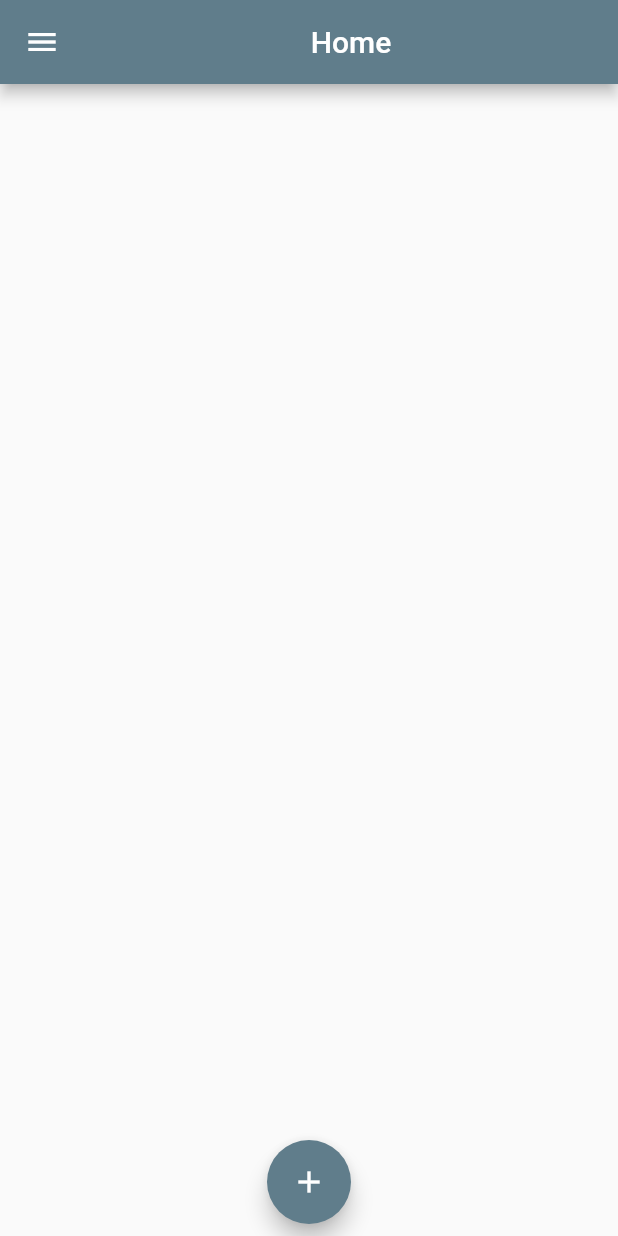
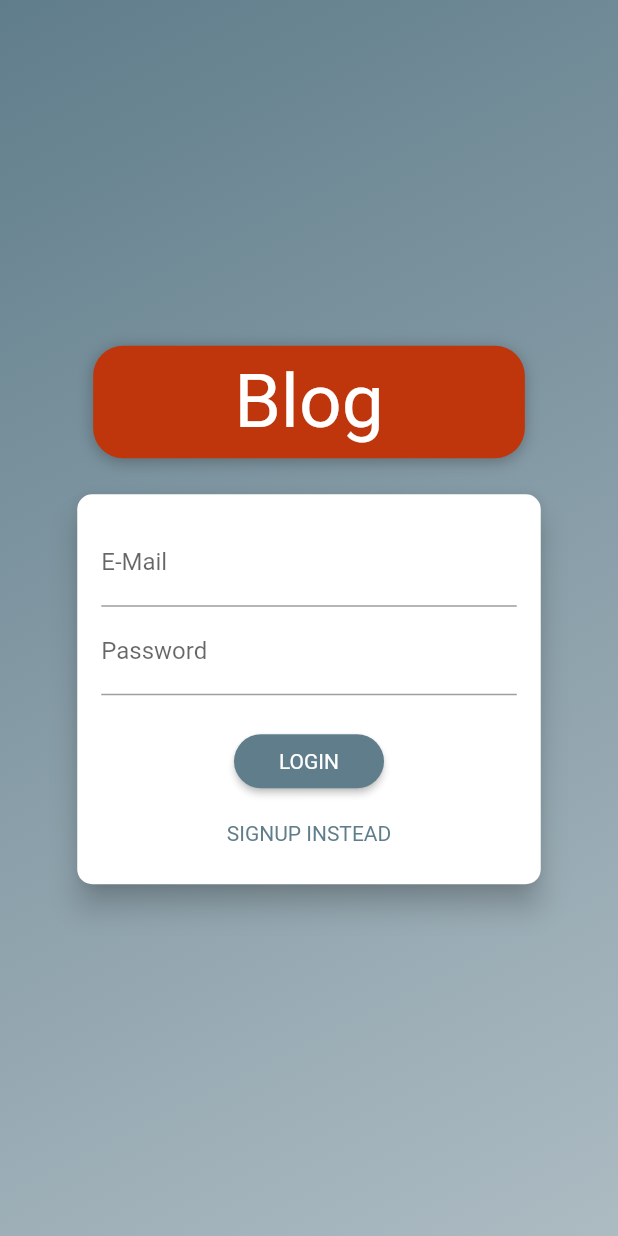
Before and after one commit to hasan661/blog, a Flutter app: the screen it shows after launch, on a phone screen of 412 x 824 dp. Run offline on Flutter 3.47's test engine with Material 2 defaults, Android fonts, the phone set to English and light mode, and no system bars; Roboto replaces fonts that are missing (Anton).

Commit message:
AuthInProgress

```diff
--- a/lib/main.dart
+++ b/lib/main.dart
@@ -1,5 +1,7 @@
+import 'package:blog/providers/auth.dart';
 import 'package:blog/providers/blog-details.dart';
 import 'package:blog/screens/addablog.dart';
+import 'package:blog/screens/auth_screen.dart';
 import 'package:blog/screens/blogdetailscreen.dart';
 import 'package:blog/screens/blogscreen.dart';
 import 'package:blog/screens/userprofile.dart';
@@ -13,20 +15,34 @@ void main() {
 class MyApp extends StatelessWidget {
   @override
   Widget build(BuildContext context) {
-    return ChangeNotifierProvider(
-      create: (ctx)=>Blogs(),
-      child: MaterialApp(
+    return MultiProvider(
+      providers: [
+        ChangeNotifierProvider(
+          create: (ctx) => Auth(),
+        ),
+        ChangeNotifierProxyProvider<Auth, Blogs?>(
+          update: (ctx, auth, previousblogs) => Blogs(
+            auth.token.toString(),
+            previousblogs == null ? [] : previousblogs.blogs,
+            auth.userid.toString(),
+          ),
+          create: (ctx) => null,
+        ),
+      ],
+      child: Consumer<Auth>(
+        builder: (ctx, auth, _) => MaterialApp(
           debugShowCheckedModeBanner: false,
           title: 'Flutter Demo',
           theme: ThemeData(
             primarySwatch: Colors.blueGrey,
           ),
-        home: BlogScreen(),
+          home: auth.isAuth ? BlogScreen() : AuthScreen(),
           routes: {
-          BlogDetailScreen.routeName:(ctx)=>BlogDetailScreen(),
-          AddBlogScreen.routeName:(ctx)=>AddBlogScreen(),
-          UserProfile.routeName:(ctx)=>UserProfile()
+            BlogDetailScreen.routeName: (ctx) => BlogDetailScreen(),
+            AddBlogScreen.routeName: (ctx) => AddBlogScreen(),
+            UserProfile.routeName: (ctx) => UserProfile()
           },
+        ),
       ),
     );
   }
--- /dev/null
+++ b/lib/providers/auth.dart
@@ -0,0 +1,60 @@
+import 'dart:convert';
+
+import 'package:flutter/material.dart';
+import 'package:http/http.dart' as http;
+
+class Auth with ChangeNotifier {
+  String? _token;
+  String? _userID;
+  DateTime? _expiryDate;
+
+  bool get isAuth{
+    return token!=null;
+  }
+
+  String? get token {
+
+    if(_token!=null && _expiryDate!=null && _expiryDate!.isAfter(DateTime.now())){
+
+      return _token;
+
+    }
+
+  }
+
+  String? get userid{
+    if(_userID!=null)
+    {
+      return _userID;
+    }
+  }
+
+  Future<void> _authenticate(
+      String email, String password, String urlsegment) async {
+    Uri url = Uri.parse(
+        "https://identitytoolkit.googleapis.com/v1/accounts:$urlsegment?key=AIzaSyCoPvvkmLOshTjcd5gLwwluuTdAJGgWK1c");
+    final response = await http.post(url,
+        body: json.encode(
+            {"email": email, "password": password, "returnSecureToken": true}));
+    var authData = json.decode(response.body);
+
+    _token = authData['idToken'];
+    _userID = authData['localId'];
+    _expiryDate = DateTime.now().add(
+      Duration(
+        seconds: int.parse(
+          authData['expiresIn'],
+        ),
+      ),
+    );
+    notifyListeners();
+  }
+
+  Future<void> signup(String email, String password) async {
+    _authenticate(email, password, "signUp");
+  }
+
+  Future<void> login(String email, String password) async {
+    _authenticate(email, password, "signInWithPassword");
+  }
+}
--- a/lib/providers/blog-details.dart
+++ b/lib/providers/blog-details.dart
@@ -10,6 +10,7 @@ class Blog {
   DateTime date;
   bool isLiked;
   List comments;
+  String userId;
 
   Blog({
     required this.date,
@@ -18,15 +19,20 @@ class Blog {
     required this.title,
     this.isLiked = false,
     required this.comments,
+    required this.userId
   });
 }
 
 class Blogs with ChangeNotifier {
+  String authToken;
+  var previousBlogs;
+  String userID;
   List<Blog> _blogs = [];
+  Blogs(this.authToken, this.previousBlogs, this.userID);
 
   Future<void> fetchblogs() async {
     Uri url =
-        Uri.parse("https://blog-150f0-default-rtdb.firebaseio.com/blogs.json");
+        Uri.parse("https://blog-150f0-default-rtdb.firebaseio.com/blogs.json?auth=$authToken");
     final response = await http.get(url);
     final extractedblogs = json.decode(response.body) as Map<String, dynamic>;
 
@@ -39,6 +45,7 @@ class Blogs with ChangeNotifier {
           id: key,
           post: value['post'],
           title: value['title'],
+          userId: value['creatorID'],
           // comments: value["comments"]['comment']
 
           comments:
@@ -56,7 +63,7 @@ class Blogs with ChangeNotifier {
 
   Future<void> addtocomment(String id, String comment) async {
     Uri url = Uri.parse(
-        "https://blog-150f0-default-rtdb.firebaseio.com/blogs/$id/comments.json");
+        "https://blog-150f0-default-rtdb.firebaseio.com/blogs/$id/comments.json?auth=$authToken");
     final index = _blogs.indexWhere((element) => element.id == id);
     final updatecomments = await http.get(url);
 
@@ -81,7 +88,7 @@ class Blogs with ChangeNotifier {
 
   Future<void> addblog(Blog newBlog) async {
     Uri url =
-        Uri.parse("https://blog-150f0-default-rtdb.firebaseio.com/blogs.json");
+        Uri.parse("https://blog-150f0-default-rtdb.firebaseio.com/blogs.json?auth=$authToken");
     final timestamp = DateTime.now();
 
     final response = await http.post(url,
@@ -90,7 +97,8 @@ class Blogs with ChangeNotifier {
           "title": newBlog.title,
           "date": timestamp.toIso8601String(),
           "isLiked": newBlog.isLiked,
-          "comments": []
+          "comments": [],
+          "creatorID":userID
         }));
     final newbloge = Blog(
       date: newBlog.date,
@@ -98,6 +106,7 @@ class Blogs with ChangeNotifier {
       post: newBlog.post,
       title: newBlog.title,
       comments: newBlog.comments,
+      userId: userID
     );
 
     _blogs.add(newbloge);
@@ -107,7 +116,7 @@ class Blogs with ChangeNotifier {
   Future<void> likeablog(var index) async {
     String id = _blogs[index].id;
     Uri url = Uri.parse(
-        "https://blog-150f0-default-rtdb.firebaseio.com/blogs/$id.json");
+        "https://blog-150f0-default-rtdb.firebaseio.com/blogs/$id.json?auth=$authToken");
     final isitliked = await http.get(url);
 
     var initialstatus = json.decode(isitliked.body)['isLiked'];
@@ -122,7 +131,7 @@ class Blogs with ChangeNotifier {
   void deleteablog(var index) {
     var id=_blogs[index].id;
     Uri url = Uri.parse(
-        "https://blog-150f0-default-rtdb.firebaseio.com/blogs/$id.json");
+        "https://blog-150f0-default-rtdb.firebaseio.com/blogs/$id.json?auth=$authToken");
     http.delete(url);
 
     _blogs.removeAt(index);
--- a/lib/screens/addablog.dart
+++ b/lib/screens/addablog.dart
@@ -11,7 +11,7 @@ class AddBlogScreen extends StatelessWidget {
       title: "",
       comments: [],
       isLiked: false,
-  );
+      userId: "");
   final _formkey = GlobalKey<FormState>();
 
   @override
@@ -60,8 +60,8 @@ class AddBlogScreen extends StatelessWidget {
                       id: "",
                       post: newpost.post,
                       title: val.toString(),
-                    comments: []
-                  )
+                      comments: [],
+                      userId: "")
                 },
               ),
               TextFormField(
@@ -74,8 +74,8 @@ class AddBlogScreen extends StatelessWidget {
                       id: "",
                       post: val.toString(),
                       title: newpost.title,
-                    comments: []
-                  );
+                      comments: [],
+                      userId: "");
                 },
                 keyboardType: TextInputType.multiline,
                 maxLines: 100,
--- /dev/null
+++ b/lib/screens/auth_screen.dart
@@ -0,0 +1,249 @@
+import 'dart:math';
+import 'package:blog/providers/auth.dart';
+import 'package:flutter/material.dart';
+import 'package:provider/provider.dart';
+
+enum AuthMode { Signup, Login }
+
+class AuthScreen extends StatelessWidget {
+  static const routeName = '/auth';
+
+  @override
+  Widget build(BuildContext context) {
+    final deviceSize = MediaQuery.of(context).size;
+    // final transformConfig = Matrix4.rotationZ(-8 * pi / 180);
+    // transformConfig.translate(-10.0);
+    return Scaffold(
+      // resizeToAvoidBottomInset: false,
+      body: Stack(
+        children: <Widget>[
+          Container(
+            decoration: BoxDecoration(
+              gradient: LinearGradient(
+                colors: [Colors.blueGrey, Colors.blueGrey.withOpacity(0.5)],
+                begin: Alignment.topLeft,
+                end: Alignment.bottomRight,
+                stops: [0, 1],
+              ),
+            ),
+          ),
+          SingleChildScrollView(
+            child: Container(
+              height: deviceSize.height,
+              width: deviceSize.width,
+              child: Column(
+                mainAxisAlignment: MainAxisAlignment.center,
+                crossAxisAlignment: CrossAxisAlignment.center,
+                children: <Widget>[
+                  Flexible(
+                    child: Container(
+                      margin: EdgeInsets.only(bottom: 20.0),
+                      padding:
+                          EdgeInsets.symmetric(vertical: 8.0, horizontal: 94.0),
+                      decoration: BoxDecoration(
+                        borderRadius: BorderRadius.circular(20),
+                        color: Colors.deepOrange.shade900,
+                        boxShadow: [
+                          BoxShadow(
+                            blurRadius: 8,
+                            color: Colors.black26,
+                            offset: Offset(0, 2),
+                          )
+                        ],
+                      ),
+                      child: Text(
+                        'Blog',
+                        style: TextStyle(
+                          color: Theme.of(context)
+                              .accentTextTheme
+                              .headline6!
+                              .color,
+                          fontSize: 50,
+                          fontFamily: 'Anton',
+                          fontWeight: FontWeight.normal,
+                        ),
+                      ),
+                    ),
+                  ),
+                  Flexible(
+                    flex: deviceSize.width > 600 ? 2 : 1,
+                    child: AuthCard(),
+                  ),
+                ],
+              ),
+            ),
+          ),
+        ],
+      ),
+    );
+  }
+}
+
+class AuthCard extends StatefulWidget {
+  const AuthCard({
+    Key? key,
+  }) : super(key: key);
+
+  @override
+  _AuthCardState createState() => _AuthCardState();
+}
+
+class _AuthCardState extends State<AuthCard> {
+  Future<void> showerrormessage(String message) {
+    return showDialog(
+      context: context,
+      builder: (ctx) => AlertDialog(
+        title: Text("Some Error Occured"),
+        content: Text("$message"),
+      ),
+    );
+  }
+
+  final GlobalKey<FormState> _formKey = GlobalKey();
+  AuthMode _authMode = AuthMode.Login;
+  Map<String, String> _authData = {
+    'email': '',
+    'password': '',
+  };
+  var _isLoading = false;
+  final _passwordController = TextEditingController();
+
+  Future<void> _submit() async {
+    if (!_formKey.currentState!.validate()) {
+      // Invalid!
+      return;
+    }
+    _formKey.currentState!.save();
+    setState(() {
+      _isLoading = true;
+    });
+
+    if (_authMode == AuthMode.Login) {
+      await Provider.of<Auth>(context, listen: false).login(_authData["email"].toString(), _authData["password"].toString());
+      setState(() {
+        _isLoading=false;
+      });
+    } else {
+      await Provider.of<Auth>(context, listen: false).signup(
+        _authData['email'].toString(),
+        _authData["password"].toString(),
+      );
+      setState(() {
+        _isLoading=false;
+      });
+    }
+  }
+
+  void _switchAuthMode() {
+    if (_authMode == AuthMode.Login) {
+      setState(() {
+        _authMode = AuthMode.Signup;
+      });
+    } else {
+      setState(() {
+        _authMode = AuthMode.Login;
+      });
+    }
+  }
+
+  @override
+  Widget build(BuildContext context) {
+    final deviceSize = MediaQuery.of(context).size;
+    return Card(
+      shape: RoundedRectangleBorder(
+        borderRadius: BorderRadius.circular(10.0),
+      ),
+      elevation: 8.0,
+      child: Container(
+        height: _authMode == AuthMode.Signup ? 320 : 260,
+        constraints:
+            BoxConstraints(minHeight: _authMode == AuthMode.Signup ? 320 : 260),
+        width: deviceSize.width * 0.75,
+        padding: EdgeInsets.all(16.0),
+        child: Form(
+          key: _formKey,
+          child: SingleChildScrollView(
+            child: Column(
+              children: <Widget>[
+                TextFormField(
+                  decoration: InputDecoration(labelText: 'E-Mail'),
+                  keyboardType: TextInputType.emailAddress,
+                  validator: (value) {
+                    if (value!.isEmpty || !value.contains('@')) {
+                      return 'Invalid email!';
+                    }
+                    return null;
+                  },
+                  onSaved: (value) {
+                    _authData['email'] = value!;
+                  },
+                ),
+                TextFormField(
+                  decoration: InputDecoration(labelText: 'Password'),
+                  obscureText: true,
+                  controller: _passwordController,
+                  validator: (value) {
+                    if (value!.isEmpty || value.length < 5) {
+                      return 'Password is too short!';
+                    }
+                  },
+                  onSaved: (value) {
+                    _authData['password'] = value!;
+                  },
+                ),
+                if (_authMode == AuthMode.Signup)
+                  TextFormField(
+                    enabled: _authMode == AuthMode.Signup,
+                    decoration: InputDecoration(labelText: 'Confirm Password'),
+                    obscureText: true,
+                    validator: _authMode == AuthMode.Signup
+                        ? (value) {
+                            if (value != _passwordController.text) {
+                              return 'Passwords do not match!';
+                            }
+                          }
+                        : null,
+                  ),
+                SizedBox(
+                  height: 20,
+                ),
+                if (_isLoading)
+                  CircularProgressIndicator()
+                else
+                  ElevatedButton(
+                    child:
+                        Text(_authMode == AuthMode.Login ? 'LOGIN' : 'SIGN UP'),
+                    onPressed: _submit,
+                    style: ElevatedButton.styleFrom(
+                        shape: RoundedRectangleBorder(
+                          borderRadius: BorderRadius.circular(30),
+                        ),
+                        padding: EdgeInsets.symmetric(
+                            horizontal: 30.0, vertical: 8.0),
+                        textStyle: TextStyle(
+                          color:
+                              Theme.of(context).primaryTextTheme.button!.color,
+                        )),
+
+                    // textColor: ,
+                  ),
+                TextButton(
+                  child: Text(
+                      '${_authMode == AuthMode.Login ? 'SIGNUP' : 'LOGIN'} INSTEAD'),
+                  onPressed: _switchAuthMode,
+                  style: TextButton.styleFrom(
+                    padding:
+                        EdgeInsets.symmetric(horizontal: 30.0, vertical: 4),
+                    textStyle: TextStyle(color: Theme.of(context).primaryColor),
+                  ),
+
+                  // materialTapTargetSize: MaterialTapTargetSize.shrinkWrap,
+                ),
+              ],
+            ),
+          ),
+        ),
+      ),
+    );
+  }
+}
--- a/lib/widgets/comments.dart
+++ b/lib/widgets/comments.dart
@@ -1,3 +1,4 @@
+import 'package:blog/providers/auth.dart';
 import 'package:flutter/material.dart';
 import 'package:blog/providers/blog-details.dart';
 import 'package:provider/provider.dart';
@@ -19,6 +20,7 @@ class Comments extends StatelessWidget {
         shrinkWrap: true,
         // shrinkWrap: true,
         separatorBuilder: (context, int _) => Divider(),
+
         itemBuilder: (ctx, indexComments) =>
 
             // Card(child: Container(height: 20,child: Text())),
@@ -44,6 +46,7 @@ class Comments extends StatelessWidget {
                     textAlign: TextAlign.justify,
                     // textDirection: TextDirection.ltr,
                   ),
+                  IconButton(onPressed: (){print(comments[indexComments].values);}, icon: Icon(Icons.textsms_sharp))
                 ],
               ),
             ),
```
Lines whose indentation alone changed are shown as unchanged.
